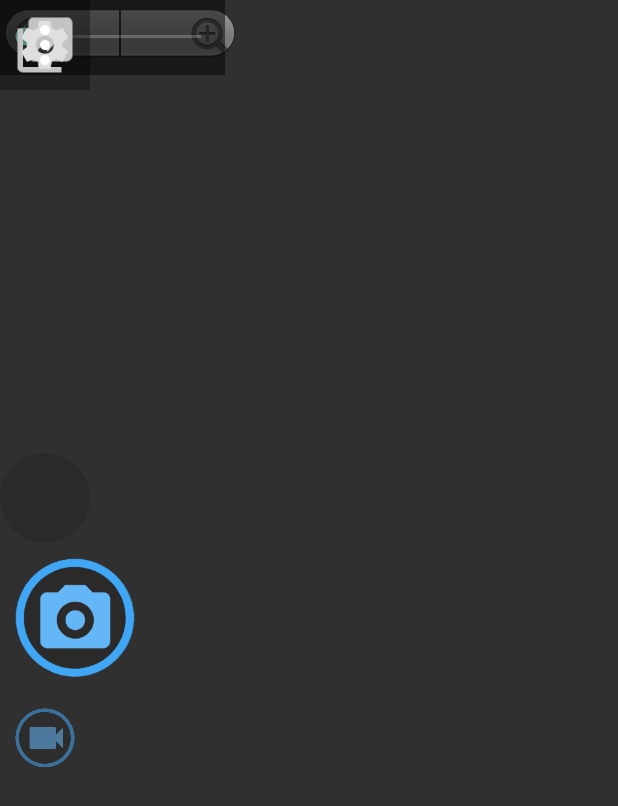
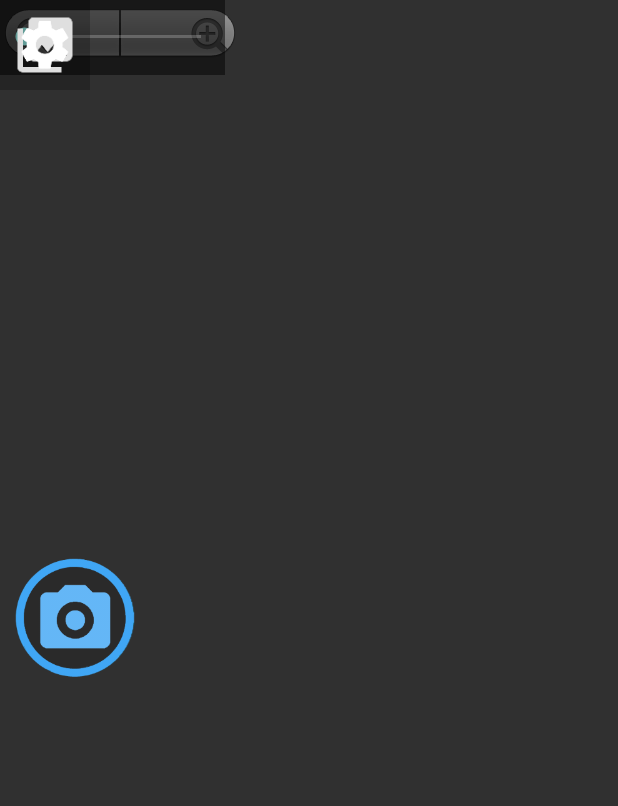
Before and after one commit to TrackPod/TrackPod-App, an Android app: the layout activity_main.xml on its own in the app's theme, with its tools: preview values and no code run, on a phone screen of 412 x 824 dp. Shown: the top 806 px of the screen. Run offline under Robolectric (Android 15) with nearby library versions, the phone set to English and light mode, and no system bars.

Commit message:
update UI

```diff
--- a/app/src/main/res/layout/activity_main.xml
+++ b/app/src/main/res/layout/activity_main.xml
@@ -29,7 +29,7 @@
         android:layout_width="60dp"
         android:layout_height="60dp"
         android:layout_above="@+id/take_photo"
-        android:background="@drawable/circle_background"
+        android:background="#00FFFFFF"
         android:backgroundTint="@color/icons_background_tint"
         android:backgroundTintMode="src_in"
         android:contentDescription="@string/switch_to_front_camera"
@@ -68,17 +68,15 @@
     <!-- alpha of 0.5 flags up Google Play prelaunch warning about contrast ratio too low (2.92; should be at least 3)-->
     <ImageButton
         android:id="@+id/switch_video"
-        android:layout_width="60dp"
-        android:layout_height="60dp"
+        android:layout_width="1dp"
+        android:layout_height="1dp"
+        android:layout_below="@+id/take_photo"
+        android:alpha="0.55"
+        android:background="#00FFFFFF"
+        android:contentDescription="@string/switch_to_video"
+        android:onClick="clickedSwitchVideo"
         android:padding="10dp"
-        android:scaleType="fitCenter"
-        android:contentDescription="@string/switch_to_video"
-        android:src="@drawable/take_video"
-        android:alpha="0.55"
-        android:onClick="clickedSwitchVideo"
-        android:layout_below="@+id/take_photo"
-        android:background="@null"
-        />
+        android:scaleType="fitCenter" />
 
     <ImageButton
         android:id="@+id/take_photo_when_video_recording"
@@ -150,8 +148,7 @@
         android:layout_height="0dp"
         android:padding="1dp"
         android:scaleType="fitCenter"
-        android:visibility="invisible"
-        />
+        android:visibility="invisible" />
 
     <ImageButton
         android:id="@+id/gallery"
@@ -183,23 +180,22 @@
 
     <ImageButton
         android:id="@+id/popup"
-        android:layout_width="@dimen/onscreen_button_size"
-        android:layout_height="@dimen/onscreen_button_size"
+        android:layout_width="1px"
+        android:layout_height="1px"
+        android:background="#00000000"
+        android:backgroundTint="@color/icons_background_tint"
+        android:backgroundTintMode="src_in"
+        android:contentDescription="@string/action_popup"
+        android:onClick="clickedPopupSettings"
         android:padding="10dp"
         android:scaleType="fitCenter"
-        android:contentDescription="@string/action_popup"
-        android:src="@drawable/popup"
-        android:background="@color/icons_background"
-        android:backgroundTint="@color/icons_background_tint"
-        android:backgroundTintMode="src_in"
-        android:onClick="clickedPopupSettings"
-        />
+        android:src="@drawable/popup" />
 
     <ImageButton
         android:id="@+id/exposure"
         android:layout_width="@dimen/onscreen_button_size"
         android:layout_height="@dimen/onscreen_button_size"
-        android:background="@color/icons_background"
+        android:background="#00000000"
         android:backgroundTint="@color/icons_background_tint"
         android:backgroundTintMode="src_in"
         android:contentDescription="@string/exposure"
@@ -582,7 +578,8 @@
         android:id="@+id/locker"
         android:layout_width="match_parent"
         android:layout_height="match_parent"
-        />
+        android:layout_alignParentStart="true"
+        android:layout_alignParentTop="true" />
 
     <ScrollView
         android:id="@+id/popup_container"
--- a/app/src/main/res/mipmap-anydpi-v26/ic_launcher.xml
+++ /dev/null
@@ -1,5 +0,0 @@
-<?xml version="1.0" encoding="utf-8"?>
-<adaptive-icon xmlns:android="http://schemas.android.com/apk/res/android">
-    <background android:drawable="@mipmap/ic_launcher_background"/>
-    <foreground android:drawable="@mipmap/ic_launcher_foreground"/>
-</adaptive-icon>
```
Also changed, not shown: app/src/main/java/net/sourceforge/opencamera/ui/MainUI.java (+29 -28 lines), app/src/main/res/mipmap-hdpi/ic_launcher.png, app/src/main/res/mipmap-mdpi/ic_launcher.png, app/src/main/res/mipmap-xhdpi/ic_launcher.png, app/src/main/res/mipmap-xxhdpi/ic_launcher.png, app/src/main/res/mipmap-xxxhdpi/ic_launcher.png.
